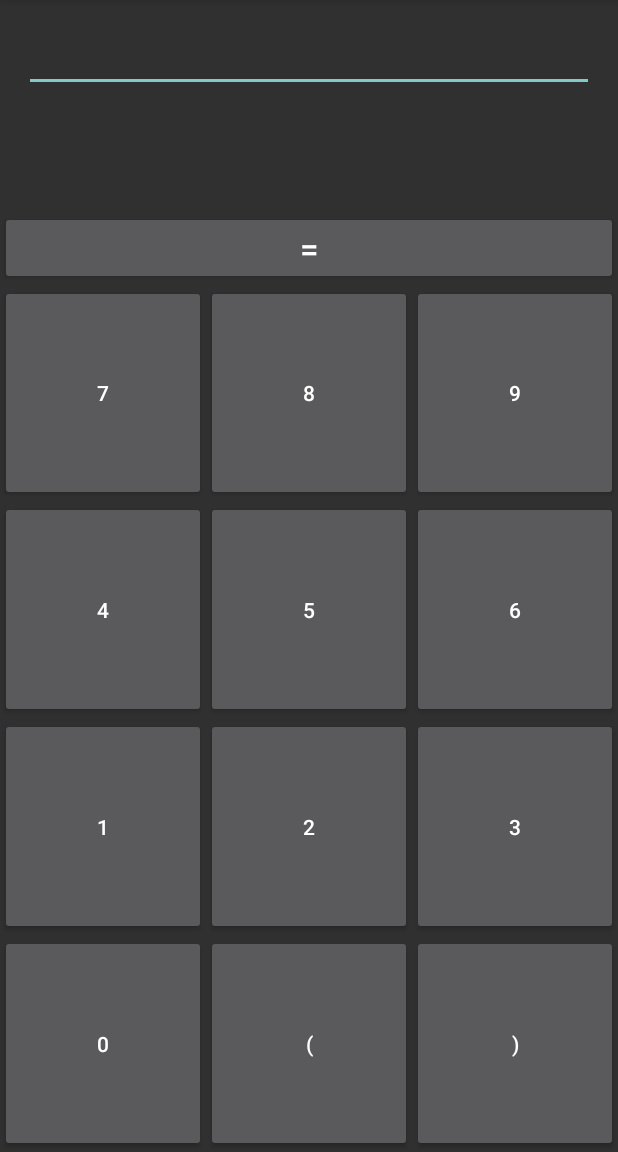
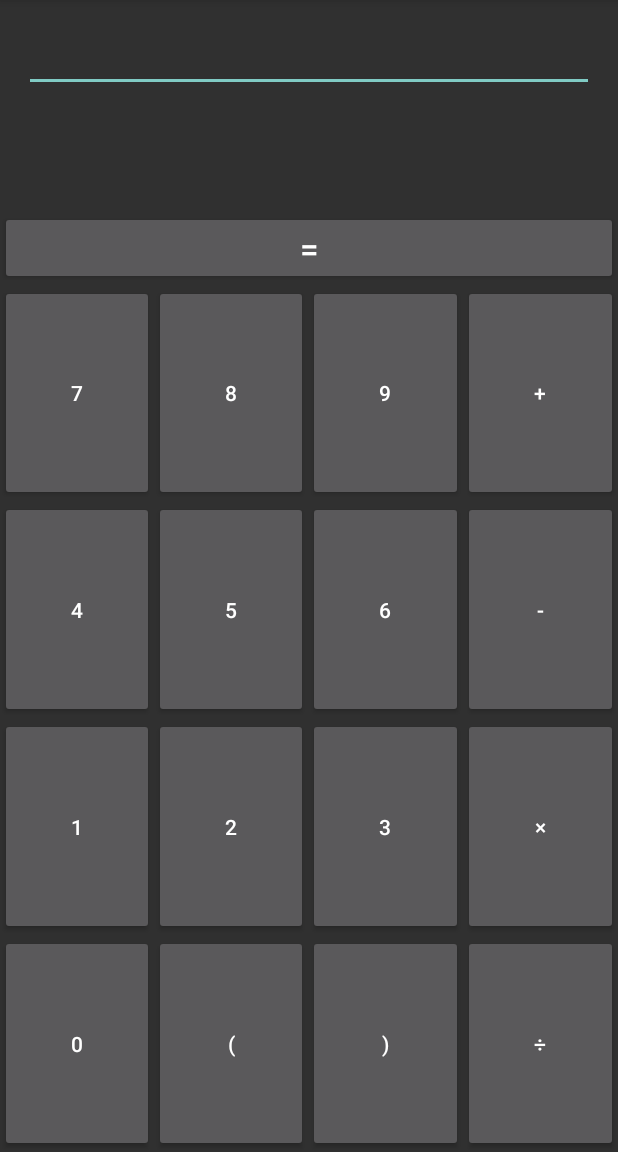
Before and after one commit to ChemicalRocketeer/Rollify, an Android app: the screen it shows after launch (MainActivity), on a phone screen of 412 x 824 dp, the part 84-1236 px from its top. Run offline under Robolectric (Android 15) with nearby library versions, the light colour scheme and no system bars.

Commit message:
Added operator buttons

```diff
--- a/Rollify/app/src/main/java/com/digitalrocketry/rollify/MainActivity.java
+++ b/Rollify/app/src/main/java/com/digitalrocketry/rollify/MainActivity.java
@@ -34,6 +34,10 @@ public class MainActivity extends AppCompatActivity implements EvaluationTask.Li
         numpadMap.put(R.id.calcNumpad9, "9");
         numpadMap.put(R.id.calcNumpadOpenParen, "(");
         numpadMap.put(R.id.calcNumpadCloseParen, ")");
+        numpadMap.put(R.id.calcOperatorAdd, "+");
+        numpadMap.put(R.id.calcOperatorSub, "-");
+        numpadMap.put(R.id.calcOperatorMul, "*");
+        numpadMap.put(R.id.calcOperatorDiv, "/");
         calcDisplay = (CalculatorDisplayFragment) getFragmentManager().findFragmentById(R.id.calcDisplayFragment);
     }
 
@@ -58,4 +62,8 @@ public class MainActivity extends AppCompatActivity implements EvaluationTask.Li
             calcDisplay.insertTextAtCursor(str);
         }
     }
+
+    public void onOperatorButton(View view) {
+        onNumpadButtonPressed(view);
+    }
 }
--- /dev/null
+++ b/Rollify/app/src/main/java/com/digitalrocketry/rollify/tasks/CalcOperatorFragment.java
@@ -0,0 +1,31 @@
+package com.digitalrocketry.rollify.tasks;
+
+
+import android.os.Bundle;
+import android.app.Fragment;
+import android.view.LayoutInflater;
+import android.view.View;
+import android.view.ViewGroup;
+
+import com.digitalrocketry.rollify.R;
+
+public class CalcOperatorFragment extends Fragment {
+
+    public CalcOperatorFragment() {
+        // Required empty public constructor
+    }
+
+    @Override
+    public void onCreate(Bundle savedInstanceState) {
+        super.onCreate(savedInstanceState);
+    }
+
+    @Override
+    public View onCreateView(LayoutInflater inflater, ViewGroup container,
+                             Bundle savedInstanceState) {
+        // Inflate the layout for this fragment
+        return inflater.inflate(R.layout.fragment_calc_operator, container, false);
+    }
+
+
+}
--- a/Rollify/app/src/main/res/layout/activity_main.xml
+++ b/Rollify/app/src/main/res/layout/activity_main.xml
@@ -39,11 +39,26 @@
         android:textSize="@dimen/abc_text_size_large_material"
         android:onClick="evaluateAndDisplay" />
 
-    <fragment
+    <LinearLayout
+        android:orientation="horizontal"
         android:layout_width="match_parent"
-        android:layout_height="match_parent"
-        android:name="com.digitalrocketry.rollify.CalcNumpadFragment"
-        android:id="@+id/calcNumpadFragment"
-        tools:layout="@layout/fragment_calc_numpad_linear" />
+        android:layout_height="match_parent">
+
+        <fragment
+            android:layout_width="0dp"
+            android:layout_height="match_parent"
+            android:layout_weight="3"
+            android:name="com.digitalrocketry.rollify.CalcNumpadFragment"
+            android:id="@+id/calcNumpadFragment"
+            tools:layout="@layout/fragment_calc_numpad_linear" />
+
+        <fragment
+            android:layout_width="0dp"
+            android:layout_height="match_parent"
+            android:layout_weight="1"
+            android:name="com.digitalrocketry.rollify.tasks.CalcOperatorFragment"
+            android:id="@+id/calcOperatorFragment"
+            tools:layout="@layout/fragment_calc_operator" />
+    </LinearLayout>
 
 </LinearLayout>
--- /dev/null
+++ b/Rollify/app/src/main/res/layout/fragment_calc_operator.xml
@@ -0,0 +1,48 @@
+<LinearLayout xmlns:android="http://schemas.android.com/apk/res/android"
+    xmlns:tools="http://schemas.android.com/tools" android:layout_width="match_parent"
+    android:layout_height="match_parent"
+    android:orientation="vertical"
+    tools:context="com.digitalrocketry.rollify.tasks.CalcOperatorFragment">
+
+
+    <Button
+        android:layout_width="fill_parent"
+        android:layout_height="0dp"
+        android:layout_weight="1"
+        android:text="+"
+        android:id="@+id/calcOperatorAdd"
+        style="@style/CalcNumpadOperatorButton"
+        android:nestedScrollingEnabled="true"
+        android:onClick="onOperatorButton" />
+
+    <Button
+        style="@style/CalcNumpadOperatorButton"
+        android:layout_width="fill_parent"
+        android:layout_height="0dp"
+        android:layout_weight="1"
+        android:text="-"
+        android:id="@+id/calcOperatorSub"
+        android:nestedScrollingEnabled="true"
+        android:onClick="onOperatorButton" />
+
+    <Button
+        style="@style/CalcNumpadOperatorButton"
+        android:layout_width="fill_parent"
+        android:layout_height="0dp"
+        android:layout_weight="1"
+        android:text="×"
+        android:id="@+id/calcOperatorMul"
+        android:nestedScrollingEnabled="true"
+        android:onClick="onOperatorButton" />
+
+    <Button
+        style="@style/CalcNumpadOperatorButton"
+        android:layout_width="fill_parent"
+        android:layout_height="0dp"
+        android:layout_weight="1"
+        android:text="÷"
+        android:id="@+id/calcOperatorDiv"
+        android:nestedScrollingEnabled="true"
+        android:onClick="onOperatorButton" />
+
+</LinearLayout>
--- a/Rollify/app/src/main/res/values/styles.xml
+++ b/Rollify/app/src/main/res/values/styles.xml
@@ -8,4 +8,7 @@
     <style name="CalcNumpadButtonLinear">
     </style>
 
+    <style name="CalcNumpadOperatorButton">
+    </style>
+
 </resources>
```
